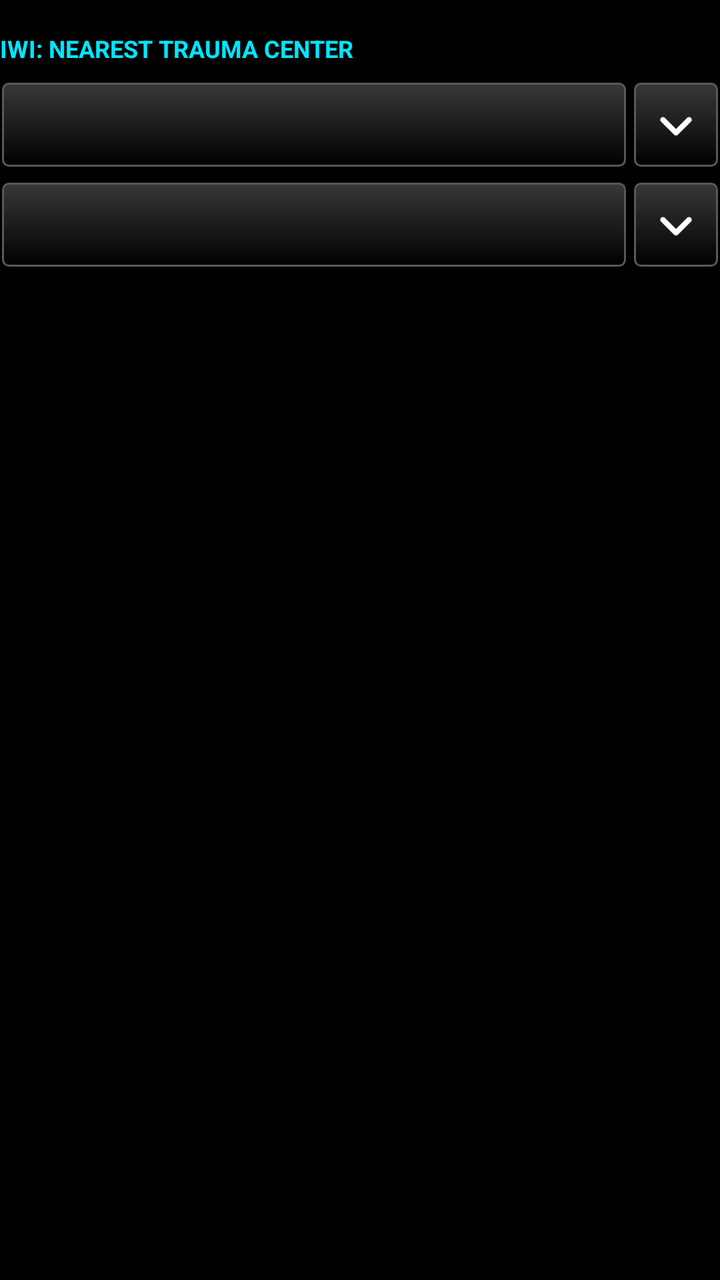
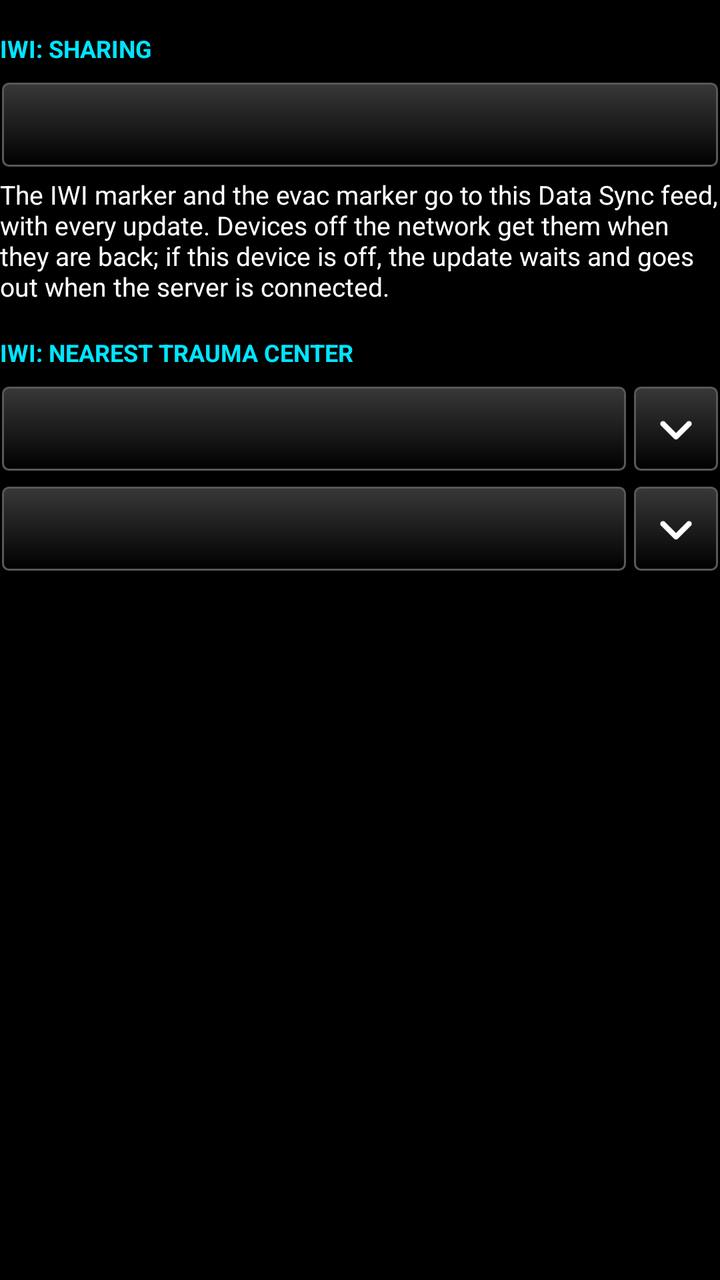

An Android layout rendered at two revisions. The XML below is the earlier revision; the diff shows what the commit changed to produce the second picture.
<!-- AndroidManifest.xml: application theme AppTheme -->
<!-- res/layout/iwi_settings.xml -->
<?xml version="1.0" encoding="utf-8"?>
<LinearLayout xmlns:android="http://schemas.android.com/apk/res/android"
    android:layout_width="match_parent"
    android:layout_height="wrap_content"
    android:orientation="vertical">

    <TextView
        style="@style/TakwerxSectionHeading"
        android:layout_width="match_parent"
        android:layout_height="wrap_content"
        android:paddingTop="16dp"
        android:text="@string/iwi_heading_trauma_settings" />

    
    <LinearLayout
        android:layout_width="match_parent"
        android:layout_height="wrap_content"
        android:orientation="horizontal"
        android:gravity="center_vertical"
        android:layout_marginTop="6dp">

        <Button
            android:id="@+id/iwi_fold_speed_head"
            style="@style/TakwerxButton"
            android:layout_width="0dp"
            android:layout_weight="1"
            android:layout_height="wrap_content" />

        <ImageButton
            android:id="@+id/iwi_fold_speed_chev"
            style="@style/TakwerxIconButton"
            android:layout_width="44dp"
            android:layout_weight="0"
            android:layout_marginRight="0dp"
            android:contentDescription="@string/show_settings"
            android:src="@drawable/ic_expand" />
    </LinearLayout>

    <LinearLayout
        android:id="@+id/iwi_fold_speed_body"
        android:layout_width="match_parent"
        android:layout_height="wrap_content"
        android:orientation="vertical"
        android:paddingTop="4dp"
        android:visibility="gone">

        <TextView
            android:layout_width="match_parent"
            android:layout_height="wrap_content"
            android:textSize="13sp"
            android:textColor="@color/white"
            android:paddingBottom="6dp"
            android:text="@string/iwi_cruise_explain" />

        <Button
            android:id="@+id/iwi_btn_cruise_speed"
            style="@style/TakwerxButton"
            android:layout_width="match_parent"
            android:layout_height="wrap_content" />
    </LinearLayout>

    
    <LinearLayout
        android:layout_width="match_parent"
        android:layout_height="wrap_content"
        android:orientation="horizontal"
        android:gravity="center_vertical"
        android:layout_marginTop="6dp">

        <Button
            android:id="@+id/iwi_fold_data_head"
            style="@style/TakwerxButton"
            android:layout_width="0dp"
            android:layout_weight="1"
            android:layout_height="wrap_content" />

        <ImageButton
            android:id="@+id/iwi_fold_data_chev"
            style="@style/TakwerxIconButton"
            android:layout_width="44dp"
            android:layout_weight="0"
            android:layout_marginRight="0dp"
            android:contentDescription="@string/show_settings"
            android:src="@drawable/ic_expand" />
    </LinearLayout>

    <LinearLayout
        android:id="@+id/iwi_fold_data_body"
        android:layout_width="match_parent"
        android:layout_height="wrap_content"
        android:orientation="vertical"
        android:paddingTop="4dp"
        android:visibility="gone">

        <TextView
            android:id="@+id/iwi_data_detail"
            android:layout_width="match_parent"
            android:layout_height="wrap_content"
            android:textSize="13sp"
            android:textColor="@color/white"
            android:paddingBottom="6dp" />

        <Button
            android:id="@+id/iwi_btn_download"
            style="@style/TakwerxButton"
            android:layout_width="match_parent"
            android:layout_height="wrap_content"
            android:text="@string/iwi_download_now" />

        <TextView
            android:id="@+id/iwi_data_result"
            android:layout_width="match_parent"
            android:layout_height="wrap_content"
            android:textSize="13sp"
            android:textColor="#FFEB3B"
            android:paddingTop="6dp"
            android:visibility="gone" />
    </LinearLayout>
</LinearLayout>
<!-- resources referenced by this layout -->
<resources>
  <color name="white">#ffffff</color>
  <string name="iwi_cruise_explain">The flight time on the line is straight-line distance at this speed. One number, used for every estimate.</string>
  <string name="iwi_download_now">Download Now</string>
  <string name="iwi_heading_trauma_settings">IWI: Nearest Trauma Center</string>
  <string name="show_settings">Open or close</string>
  <style name="TakwerxButton" parent="@style/darkButton">
          <item name="android:paddingLeft">12dp</item>
          <item name="android:paddingRight">12dp</item>
          <item name="android:paddingTop">6dp</item>
          <item name="android:paddingBottom">8dp</item>
          <item name="android:minHeight">44dp</item>
          <item name="android:minWidth">0dp</item>
          <item name="android:textSize">15sp</item>
          <item name="android:singleLine">true</item>
          <item name="android:ellipsize">end</item>
      </style>
  <style name="TakwerxIconButton">
          <item name="android:layout_width">0dp</item>
          <item name="android:layout_weight">1</item>
          <item name="android:layout_height">44dp</item>
          <item name="android:layout_marginLeft">2dp</item>
          <item name="android:layout_marginRight">2dp</item>
          <item name="android:background">@drawable/btn_gray</item>
          <item name="android:scaleType">centerInside</item>
          <item name="android:padding">9dp</item>
      </style>
  <style name="TakwerxSectionHeading">
          <item name="android:textSize">12sp</item>
          <item name="android:textAllCaps">true</item>
          <item name="android:textStyle">bold</item>
          <item name="android:textColor">#00E5FF</item>
          <item name="android:paddingTop">12dp</item>
          <item name="android:paddingBottom">2dp</item>
      </style>
  <style name="AppTheme" parent="@android:style/Theme.Holo">
          <item name="android:buttonStyle">@android:style/Widget.Button</item>
          <item name="android:imageButtonStyle">@android:style/Widget.Button</item>
          <item name="android:buttonStyleToggle">@android:style/Widget.Button</item>
          <item name="android:spinnerStyle">@style/ATAKSpinner</item>
          <item name="android:spinnerItemStyle">@style/ATAKSpinnerItem</item>
          <item name="android:editTextStyle">@style/ATAKEditText</item>
      </style>
  <style name="ATAKSpinner" parent="@android:style/Widget.Spinner">
          <item name="android:spinnerMode">dialog</item>
      </style>
  <style name="ATAKSpinnerItem">
          <item name="android:textColor">@android:color/white</item>
          <item name="android:dropDownVerticalOffset">0dip</item>
          <item name="android:dropDownHorizontalOffset">0dip</item>
          <item name="android:dropDownWidth">wrap_content</item>
          <item name="android:gravity">left|center_vertical</item>
      </style>
  <style name="ATAKEditText" parent="@android:style/Widget.EditText">
          
          
  
          
          <item name="android:imeOptions">flagNoFullscreen</item>
      </style>
  <color name="darker_gray">#121212</color>
  <dimen name="fontSize">14sp</dimen>
  <!-- drawable new_dark_button_disabled (drawable) -->
  <?xml version="1.0" encoding="utf-8"?>
  <layer-list xmlns:android="http://schemas.android.com/apk/res/android">
      <item android:bottom="1dp" android:right="1dp" android:left="1dp" android:top="1dp">
          <shape android:shape="rectangle">
              <corners android:radius="3dp" />
              <stroke
                  android:width="1dp"
                  android:color="#484848" />
              <solid android:color="#484848" />
          </shape>
      </item>
  </layer-list>
  <!-- unchanged entries left out for length: 5 -->
</resources>

<!-- the commit's change to res/layout/iwi_settings.xml (unified diff, before → after) -->
@@ -3,6 +3,29 @@
     android:layout_width="match_parent"
     android:layout_height="wrap_content"
     android:orientation="vertical">
+
+    
+    <TextView
+        style="@style/TakwerxSectionHeading"
+        android:layout_width="match_parent"
+        android:layout_height="wrap_content"
+        android:paddingTop="16dp"
+        android:text="@string/iwi_heading_sharing" />
+
+    <Button
+        android:id="@+id/iwi_btn_feed"
+        style="@style/TakwerxButton"
+        android:layout_width="match_parent"
+        android:layout_height="wrap_content"
+        android:layout_marginTop="6dp" />
+
+    <TextView
+        android:layout_width="match_parent"
+        android:layout_height="wrap_content"
+        android:textSize="13sp"
+        android:textColor="@color/white"
+        android:paddingTop="4dp"
+        android:text="@string/iwi_feed_explain" />
 
     <TextView
         style="@style/TakwerxSectionHeading"
<!-- resource entries referenced after the edit -->
@@ -3,6 +3,8 @@
   <color name="white">#ffffff</color>
   <string name="iwi_cruise_explain">The flight time on the line is straight-line distance at this speed. One number, used for every estimate.</string>
   <string name="iwi_download_now">Download Now</string>
+  <string name="iwi_feed_explain">The IWI marker and the evac marker go to this Data Sync feed, with every update. Devices off the network get them when they are back; if this device is off, the update waits and goes out when the server is connected.</string>
+  <string name="iwi_heading_sharing">IWI: Sharing</string>
   <string name="iwi_heading_trauma_settings">IWI: Nearest Trauma Center</string>
   <string name="show_settings">Open or close</string>
   <style name="TakwerxButton" parent="@style/darkButton">
